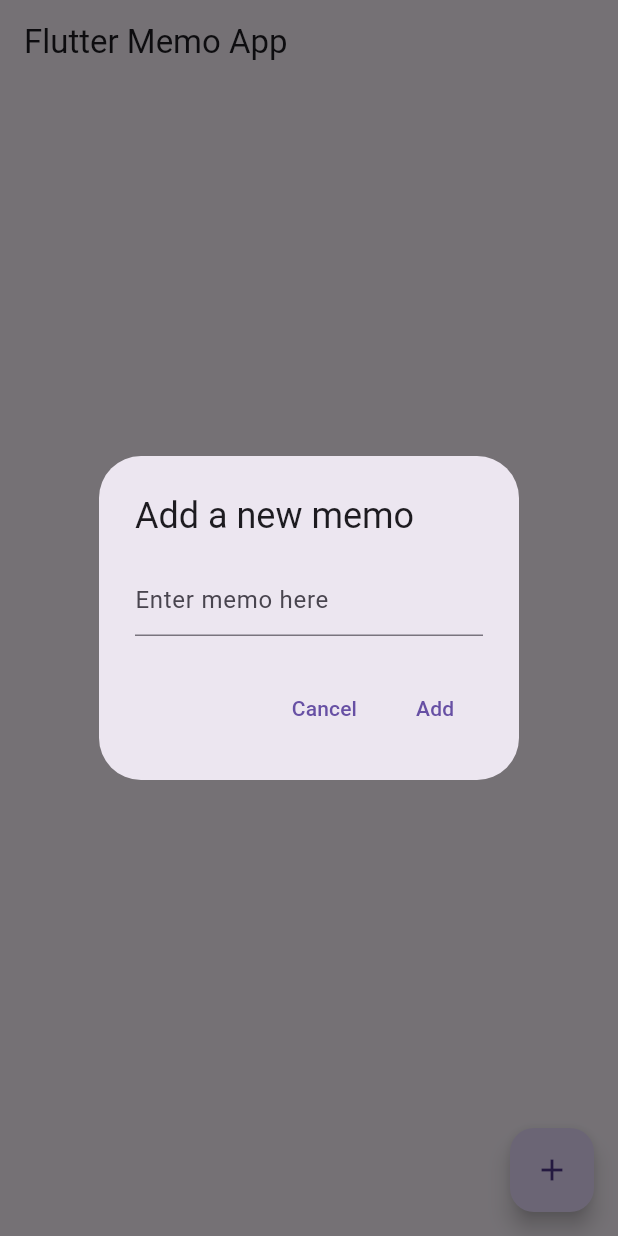
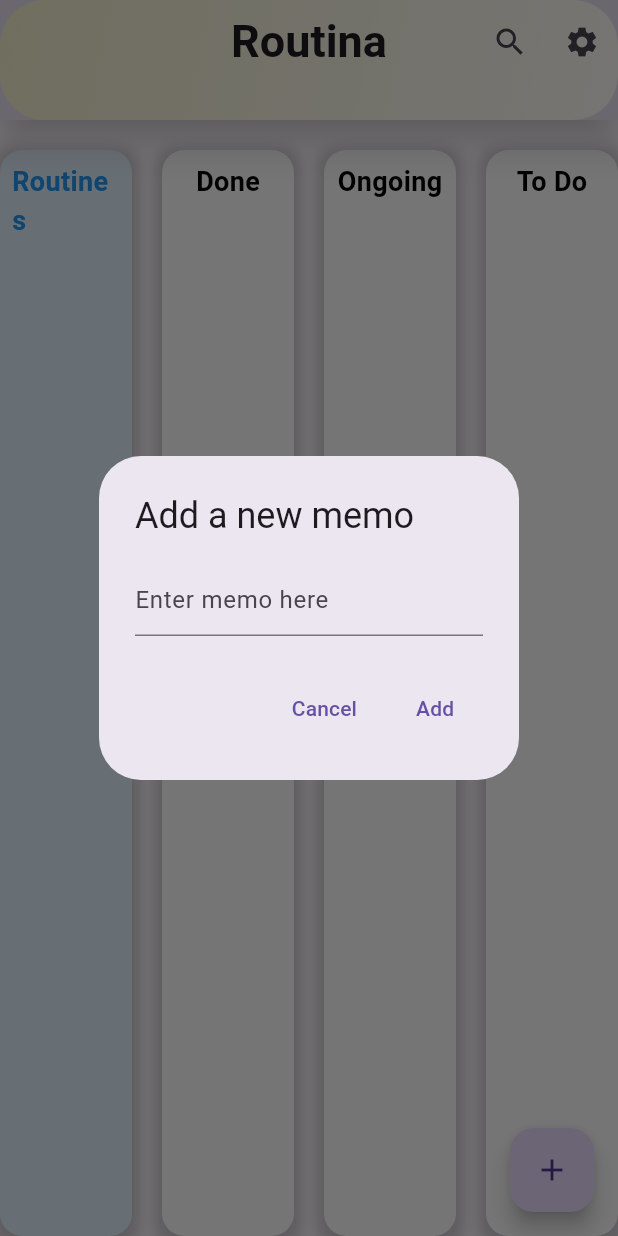
Before and after one commit to Dano-Sato/flutter-with-gpt, a Flutter app: the screen it shows after launch, after a tap on the "add" icon, on a phone screen of 412 x 824 dp. Run offline on Flutter 3.47's test engine with Material 3 defaults, Android fonts, the phone set to English and light mode, and no system bars; our stand-ins replace shared_preferences; Roboto replaces fonts that are missing (Arial).

Commit message:
각 위젯 간 간격 설정

```diff
--- a/lib/2_memo.dart
+++ b/lib/2_memo.dart
@@ -11,7 +11,7 @@ class MyApp extends StatelessWidget {
   @override
   Widget build(BuildContext context) {
     return MaterialApp(
-      title: 'Flutter Memo App',
+      title: 'Routina',
       theme: ThemeData(
         primarySwatch: Colors.blue,
       ),
@@ -28,7 +28,13 @@ class MemoListScreen extends StatefulWidget {
 }
 
 class _MemoListScreenState extends State<MemoListScreen> {
-  List<String> _memos = [];
+  List<String> routines = [];
+  List<String> done = [];
+  List<String> ongoing = [];
+  List<String> toDo = [];
+
+  // 현재 선택된 리스트의 인덱스
+  int _selectedListIndex = 0;
 
   @override
   void initState() {
@@ -39,37 +45,43 @@ class _MemoListScreenState extends State<MemoListScreen> {
   Future<void> _loadMemos() async {
     final prefs = await SharedPreferences.getInstance();
     setState(() {
-      _memos = prefs.getStringList('memos') ?? [];
+      routines = prefs.getStringList('routines') ?? [];
+      done = prefs.getStringList('done') ?? [];
+      ongoing = prefs.getStringList('ongoing') ?? [];
+      toDo = prefs.getStringList('toDo') ?? [];
     });
   }
 
   Future<void> _saveMemos() async {
     final prefs = await SharedPreferences.getInstance();
-    prefs.setStringList('memos', _memos);
+    prefs.setStringList('routines', routines);
+    prefs.setStringList('done', done);
+    prefs.setStringList('ongoing', ongoing);
+    prefs.setStringList('toDo', toDo);
   }
 
-  void _addMemo(String memo) {
+  void _addMemo(String memo, List<String> targetList) {
     setState(() {
-      _memos.add(memo);
+      targetList.add(memo);
       _saveMemos();
     });
   }
 
-  void _deleteMemo(int index) {
+  void _deleteMemo(int index, List<String> targetList) {
     setState(() {
-      _memos.removeAt(index);
+      targetList.removeAt(index);
       _saveMemos();
     });
   }
 
-  void _editMemo(int index, String newMemo) {
+  void _editMemo(int index, String newMemo, List<String> targetList) {
     setState(() {
-      _memos[index] = newMemo;
+      targetList[index] = newMemo;
       _saveMemos();
     });
   }
 
-  Future<void> _showAddMemoDialog() async {
+  Future<void> _showAddMemoDialog(List<String> targetList) async {
     String newMemo = '';
     return showDialog<void>(
       context: context,
@@ -93,7 +105,7 @@ class _MemoListScreenState extends State<MemoListScreen> {
               child: Text('Add'),
               onPressed: () {
                 if (newMemo.isNotEmpty) {
-                  _addMemo(newMemo);
+                  _addMemo(newMemo, targetList);
                   Navigator.of(context).pop();
                 }
               },
@@ -104,8 +116,8 @@ class _MemoListScreenState extends State<MemoListScreen> {
     );
   }
 
-  Future<void> _showEditMemoDialog(int index) async {
-    String editedMemo = _memos[index];
+  Future<void> _showEditMemoDialog(int index, List<String> targetList) async {
+    String editedMemo = targetList[index];
     return showDialog<void>(
       context: context,
       builder: (BuildContext context) {
@@ -129,7 +141,7 @@ class _MemoListScreenState extends State<MemoListScreen> {
               child: Text('Save'),
               onPressed: () {
                 if (editedMemo.isNotEmpty) {
-                  _editMemo(index, editedMemo);
+                  _editMemo(index, editedMemo, targetList);
                   Navigator.of(context).pop();
                 }
               },
@@ -140,30 +152,136 @@ class _MemoListScreenState extends State<MemoListScreen> {
     );
   }
 
+  void _onListSelected(int index) {
+    setState(() {
+      _selectedListIndex = index;
+    });
+  }
+
   @override
   Widget build(BuildContext context) {
     return Scaffold(
-      appBar: AppBar(
-        title: Text('Flutter Memo App'),
+      appBar: PreferredSize(
+  preferredSize: Size.fromHeight(80.0),  // AppBar의 높이를 늘림
+  child: AppBar(
+    centerTitle: true,
+    title: Text(
+      'Routina',
+      style: TextStyle(
+        fontSize: 30,
+        fontWeight: FontWeight.bold,
+        fontFamily: 'Arial',  // 원하는 폰트로 변경
       ),
-      body: ListView.builder(
-        itemCount: _memos.length,
+    ),
+    flexibleSpace: Container(
+      decoration: BoxDecoration(
+        gradient: LinearGradient(
+          colors: [const Color.fromARGB(255, 245, 241, 207), const Color.fromARGB(255, 255, 254, 250)], // 그라데이션 색상
+          begin: Alignment.topLeft,
+          end: Alignment.bottomRight,
+        ),
+        borderRadius: BorderRadius.only(
+          topLeft: Radius.circular(30),
+          topRight: Radius.circular(30),
+          bottomLeft: Radius.circular(30),
+          bottomRight: Radius.circular(30),
+        ),
+      ),
+    ),
+    elevation: 10,
+    shadowColor: Colors.grey.withOpacity(0.5),
+    actions: <Widget>[
+      IconButton(
+        icon: Icon(Icons.search),
+        onPressed: () {
+          // 검색 버튼 클릭시 수행할 작업
+        },
+      ),
+      IconButton(
+        icon: Icon(Icons.settings),
+        onPressed: () {
+          // 설정 버튼 클릭시 수행할 작업
+        },
+      ),
+    ],
+  ),
+),
+      body: Column(
+        children: [ SizedBox(height: 20),
+      Expanded(
+        child: Row(
+          children: [
+            _buildMemoSection('Routines', routines, 0),
+            SizedBox(width: 20),
+            _buildMemoSection('Done', done, 1),
+            SizedBox(width: 20),
+            _buildMemoSection('Ongoing', ongoing, 2),
+            SizedBox(width: 20),
+            _buildMemoSection('To Do', toDo, 3),
+          ],
+        ),
+      ),
+      ],
+      ),
+      floatingActionButton: FloatingActionButton(
+        onPressed: () => _showAddMemoDialog(_getCurrentList()),
+        child: Icon(Icons.add),
+      ),
+    );
+  }
+
+  Widget _buildMemoSection(String title, List<String> memos, int index) {
+    return Expanded(
+      child: GestureDetector(
+        onTap: () => _onListSelected(index),
+        child: AnimatedContainer(
+          duration: Duration(milliseconds: 300),
+          curve: Curves.easeInOut,
+          decoration: BoxDecoration(
+            color: _selectedListIndex == index ? Colors.blue.shade50 : Colors.white,
+            borderRadius: BorderRadius.circular(15), // 둥근 모서리 적용
+            boxShadow: [
+              BoxShadow(
+                color: Colors.grey.withOpacity(0.5),
+                spreadRadius: 5,
+                blurRadius: 7,
+                offset: Offset(0, 3), // 그림자 위치 조정
+              ),
+            ],
+          ),
+          child: Column(
+            children: [
+              Padding(
+                padding: const EdgeInsets.all(8.0),
+                child: Text(
+                  title,
+                  style: TextStyle(
+                    fontSize: 18,
+                    fontWeight: FontWeight.bold,
+                    color: _selectedListIndex == index ? Colors.blue : Colors.black,
+                  ),
+                ),
+              ),
+              Expanded(
+                flex: _selectedListIndex == index ? 3 : 1,
+                child: ListView.builder(
+                  itemCount: memos.length,
                   itemBuilder: (context, index) {
                     return Card(
-            margin: EdgeInsets.symmetric(vertical: 8, horizontal: 16),
+                      margin: EdgeInsets.symmetric(vertical: 8, horizontal: 8),
                       elevation: 4,
                       child: ListTile(
-              title: Text(_memos[index]),
+                        title: Text(memos[index]),
                         trailing: Row(
                           mainAxisSize: MainAxisSize.min,
                           children: <Widget>[
                             IconButton(
                               icon: Icon(Icons.edit),
-                    onPressed: () => _showEditMemoDialog(index),
+                              onPressed: () => _showEditMemoDialog(index, memos),
                             ),
                             IconButton(
                               icon: Icon(Icons.delete),
-                    onPressed: () => _deleteMemo(index),
+                              onPressed: () => _deleteMemo(index, memos),
                             ),
                           ],
                         ),
@@ -171,10 +289,26 @@ class _MemoListScreenState extends State<MemoListScreen> {
                     );
                   },
                 ),
-      floatingActionButton: FloatingActionButton(
-        onPressed: _showAddMemoDialog,
-        child: Icon(Icons.add),
+              ),
+            ],
+          ),
+        ),
       ),
     );
   }
+
+  List<String> _getCurrentList() {
+    switch (_selectedListIndex) {
+      case 0:
+        return routines;
+      case 1:
+        return done;
+      case 2:
+        return ongoing;
+      case 3:
+        return toDo;
+      default:
+        return [];
     }
+  }
+}
```
Lines whose indentation alone changed are shown as unchanged.
